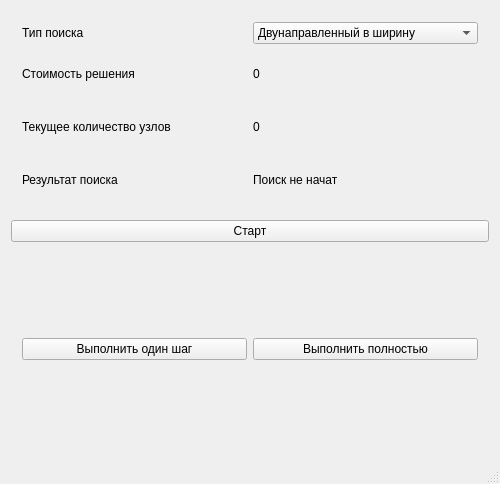
This is AI/MainWindow.ui in GaussGun3000/AI as Qt 5 draws it before an edit. The edited form follows.
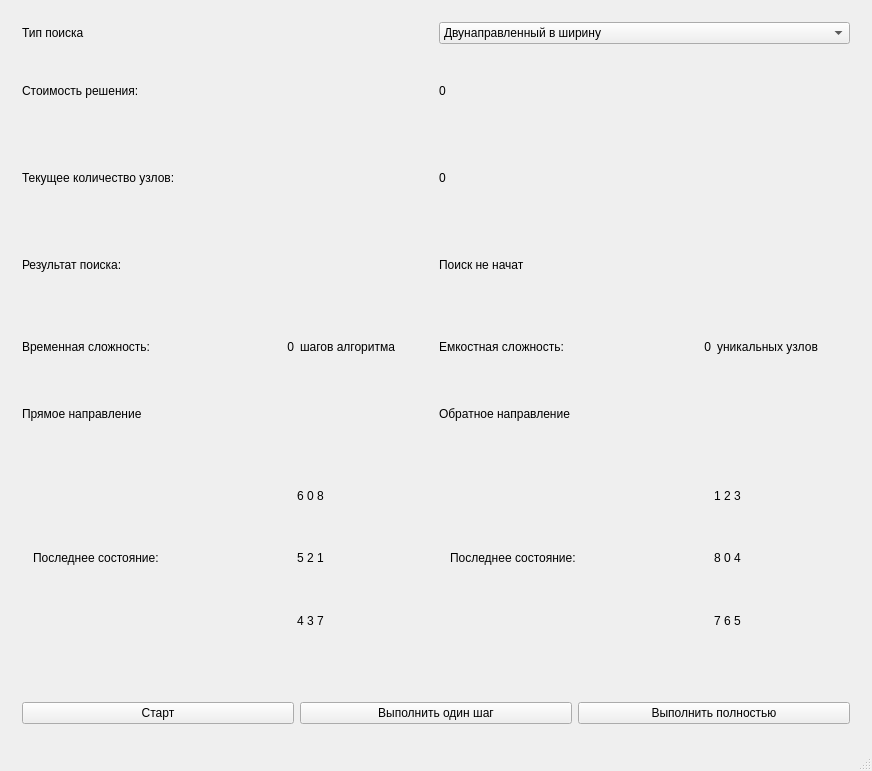
This is the edited form.

```diff
--- a/AI/MainWindow.ui
+++ b/AI/MainWindow.ui
@@ -6,8 +6,8 @@
    <rect>
     <x>0</x>
     <y>0</y>
-    <width>500</width>
-    <height>484</height>
+    <width>872</width>
+    <height>771</height>
    </rect>
   </property>
   <property name="windowTitle">
@@ -17,28 +17,19 @@
    <layout class="QVBoxLayout" name="verticalLayout_2">
     <item>
      <widget class="QWidget" name="statisticWidget" native="true">
+      <property name="sizePolicy">
+       <sizepolicy hsizetype="Preferred" vsizetype="Preferred">
+        <horstretch>0</horstretch>
+        <verstretch>0</verstretch>
+       </sizepolicy>
+      </property>
+      <property name="minimumSize">
+       <size>
+        <width>0</width>
+        <height>200</height>
+       </size>
+      </property>
       <layout class="QGridLayout" name="gridLayout">
-       <item row="1" column="0">
-        <widget class="QLabel" name="label">
-         <property name="text">
-          <string>Стоимость решения</string>
-         </property>
-        </widget>
-       </item>
-       <item row="2" column="1">
-        <widget class="QLabel" name="nodesNumLabel">
-         <property name="text">
-          <string>0</string>
-         </property>
-        </widget>
-       </item>
-       <item row="5" column="0">
-        <widget class="QLabel" name="label_2">
-         <property name="text">
-          <string>Результат поиска</string>
-         </property>
-        </widget>
-       </item>
        <item row="1" column="1">
         <widget class="QLabel" name="depthLabel">
          <property name="text">
@@ -46,17 +37,17 @@
          </property>
         </widget>
        </item>
-       <item row="5" column="1">
-        <widget class="QLabel" name="searchStatusLabel">
-         <property name="text">
-          <string>Поиск не начат</string>
-         </property>
-        </widget>
-       </item>
        <item row="2" column="0">
         <widget class="QLabel" name="label_3">
          <property name="text">
-          <string>Текущее количество узлов</string>
+          <string>Текущее количество узлов:</string>
+         </property>
+        </widget>
+       </item>
+       <item row="2" column="1">
+        <widget class="QLabel" name="nodesNumLabel">
+         <property name="text">
+          <string>0</string>
          </property>
         </widget>
        </item>
@@ -81,19 +72,281 @@
          </item>
         </widget>
        </item>
+       <item row="1" column="0">
+        <widget class="QLabel" name="label">
+         <property name="text">
+          <string>Стоимость решения:</string>
+         </property>
+        </widget>
+       </item>
+       <item row="5" column="0">
+        <widget class="QLabel" name="label_2">
+         <property name="text">
+          <string>Результат поиска:</string>
+         </property>
+        </widget>
+       </item>
+       <item row="5" column="1">
+        <widget class="QLabel" name="searchStatusLabel">
+         <property name="text">
+          <string>Поиск не начат</string>
+         </property>
+        </widget>
+       </item>
       </layout>
      </widget>
     </item>
     <item>
-     <widget class="QPushButton" name="startButton">
-      <property name="text">
-       <string>Старт</string>
+     <widget class="QWidget" name="complexityWidget" native="true">
+      <property name="sizePolicy">
+       <sizepolicy hsizetype="Preferred" vsizetype="Preferred">
+        <horstretch>0</horstretch>
+        <verstretch>0</verstretch>
+       </sizepolicy>
       </property>
+      <property name="minimumSize">
+       <size>
+        <width>0</width>
+        <height>50</height>
+       </size>
+      </property>
+      <property name="maximumSize">
+       <size>
+        <width>16777215</width>
+        <height>50</height>
+       </size>
+      </property>
+      <layout class="QHBoxLayout" name="horizontalLayout_3">
+       <item>
+        <widget class="QLabel" name="label_8">
+         <property name="text">
+          <string>Временная сложность:</string>
+         </property>
+        </widget>
+       </item>
+       <item>
+        <widget class="QLabel" name="timeComplexityLabel">
+         <property name="text">
+          <string>0</string>
+         </property>
+         <property name="alignment">
+          <set>Qt::AlignRight|Qt::AlignTrailing|Qt::AlignVCenter</set>
+         </property>
+        </widget>
+       </item>
+       <item>
+        <widget class="QLabel" name="label_11">
+         <property name="text">
+          <string>шагов алгоритма</string>
+         </property>
+        </widget>
+       </item>
+       <item>
+        <widget class="QLabel" name="label_7">
+         <property name="text">
+          <string>Емкостная сложность:</string>
+         </property>
+        </widget>
+       </item>
+       <item>
+        <widget class="QLabel" name="capacitiveComplexityWidget">
+         <property name="text">
+          <string>0</string>
+         </property>
+         <property name="alignment">
+          <set>Qt::AlignRight|Qt::AlignTrailing|Qt::AlignVCenter</set>
+         </property>
+        </widget>
+       </item>
+       <item>
+        <widget class="QLabel" name="label_12">
+         <property name="text">
+          <string>уникальных узлов</string>
+         </property>
+         <property name="alignment">
+          <set>Qt::AlignLeading|Qt::AlignLeft|Qt::AlignVCenter</set>
+         </property>
+        </widget>
+       </item>
+      </layout>
+     </widget>
+    </item>
+    <item>
+     <widget class="QWidget" name="statesWidget" native="true">
+      <layout class="QGridLayout" name="gridLayout_2">
+       <item row="1" column="1">
+        <widget class="QWidget" name="biDirectWidget" native="true">
+         <layout class="QHBoxLayout" name="horizontalLayout_4">
+          <item>
+           <widget class="QLabel" name="label_17">
+            <property name="maximumSize">
+             <size>
+              <width>160</width>
+              <height>16777215</height>
+             </size>
+            </property>
+            <property name="text">
+             <string>Последнее состояние:</string>
+            </property>
+           </widget>
+          </item>
+          <item>
+           <widget class="QWidget" name="widget_2" native="true">
+            <layout class="QVBoxLayout" name="verticalLayout_3">
+             <item>
+              <widget class="QLabel" name="label_14">
+               <property name="text">
+                <string>1 2 3</string>
+               </property>
+               <property name="alignment">
+                <set>Qt::AlignCenter</set>
+               </property>
+              </widget>
+             </item>
+             <item>
+              <widget class="QLabel" name="label_15">
+               <property name="text">
+                <string>8 0 4</string>
+               </property>
+               <property name="alignment">
+                <set>Qt::AlignCenter</set>
+               </property>
+              </widget>
+             </item>
+             <item>
+              <widget class="QLabel" name="label_16">
+               <property name="text">
+                <string>7 6 5</string>
+               </property>
+               <property name="alignment">
+                <set>Qt::AlignCenter</set>
+               </property>
+              </widget>
+             </item>
+            </layout>
+           </widget>
+          </item>
+         </layout>
+        </widget>
+       </item>
+       <item row="1" column="0">
+        <widget class="QWidget" name="oneDirectWidget" native="true">
+         <layout class="QHBoxLayout" name="horizontalLayout_2">
+          <item>
+           <widget class="QLabel" name="label_6">
+            <property name="maximumSize">
+             <size>
+              <width>160</width>
+              <height>16777215</height>
+             </size>
+            </property>
+            <property name="text">
+             <string>Последнее состояние:</string>
+            </property>
+           </widget>
+          </item>
+          <item>
+           <widget class="QWidget" name="widget" native="true">
+            <layout class="QVBoxLayout" name="verticalLayout">
+             <item>
+              <widget class="QLabel" name="label_5">
+               <property name="text">
+                <string>6 0 8</string>
+               </property>
+               <property name="alignment">
+                <set>Qt::AlignCenter</set>
+               </property>
+              </widget>
+             </item>
+             <item>
+              <widget class="QLabel" name="label_9">
+               <property name="text">
+                <string>5 2 1</string>
+               </property>
+               <property name="alignment">
+                <set>Qt::AlignCenter</set>
+               </property>
+              </widget>
+             </item>
+             <item>
+              <widget class="QLabel" name="label_13">
+               <property name="text">
+                <string>4 3 7</string>
+               </property>
+               <property name="alignment">
+                <set>Qt::AlignCenter</set>
+               </property>
+              </widget>
+             </item>
+            </layout>
+           </widget>
+          </item>
+         </layout>
+        </widget>
+       </item>
+       <item row="0" column="0">
+        <widget class="QLabel" name="startDirLabel">
+         <property name="sizePolicy">
+          <sizepolicy hsizetype="Preferred" vsizetype="Maximum">
+           <horstretch>0</horstretch>
+           <verstretch>0</verstretch>
+          </sizepolicy>
+         </property>
+         <property name="minimumSize">
+          <size>
+           <width>0</width>
+           <height>50</height>
+          </size>
+         </property>
+         <property name="text">
+          <string>Прямое направление</string>
+         </property>
+        </widget>
+       </item>
+       <item row="0" column="1">
+        <widget class="QLabel" name="targetDirLabel">
+         <property name="sizePolicy">
+          <sizepolicy hsizetype="Preferred" vsizetype="Maximum">
+           <horstretch>0</horstretch>
+           <verstretch>0</verstretch>
+          </sizepolicy>
+         </property>
+         <property name="minimumSize">
+          <size>
+           <width>0</width>
+           <height>50</height>
+          </size>
+         </property>
+         <property name="text">
+          <string>Обратное направление</string>
+         </property>
+        </widget>
+       </item>
+      </layout>
      </widget>
     </item>
     <item>
      <widget class="QWidget" name="buttonWidget" native="true">
+      <property name="sizePolicy">
+       <sizepolicy hsizetype="Preferred" vsizetype="Preferred">
+        <horstretch>0</horstretch>
+        <verstretch>0</verstretch>
+       </sizepolicy>
+      </property>
+      <property name="maximumSize">
+       <size>
+        <width>16777215</width>
+        <height>50</height>
+       </size>
+      </property>
       <layout class="QHBoxLayout" name="horizontalLayout">
+       <item>
+        <widget class="QPushButton" name="startButton">
+         <property name="text">
+          <string>Старт</string>
+         </property>
+        </widget>
+       </item>
        <item>
         <widget class="QPushButton" name="stepButton">
          <property name="text">
```
